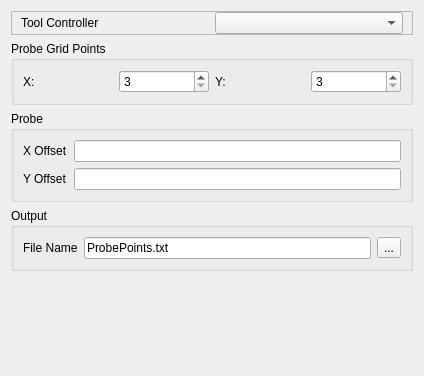
This is src/Mod/CAM/Gui/Resources/panels/PageOpProbeEdit.ui in southseact-3d/fcd as Qt 5 draws it before an edit. The edited form follows.
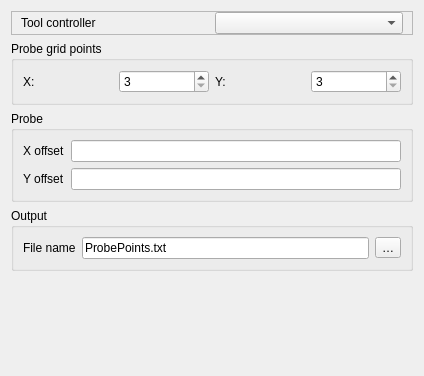
This is the edited form. Custom widgets are drawn as their Qt base class.

Diff of the .ui file:
```diff
--- a/src/Mod/CAM/Gui/Resources/panels/PageOpProbeEdit.ui
+++ b/src/Mod/CAM/Gui/Resources/panels/PageOpProbeEdit.ui
@@ -32,7 +32,7 @@
       <item row="0" column="0">
        <widget class="QLabel" name="label">
         <property name="text">
-         <string>Tool Controller</string>
+         <string>Tool controller</string>
         </property>
        </widget>
       </item>
@@ -49,7 +49,7 @@
    <item>
     <widget class="QGroupBox" name="groupBox_2">
      <property name="title">
-      <string>Probe Grid Points</string>
+      <string>Probe grid points</string>
      </property>
      <layout class="QGridLayout" name="gridLayout_3">
       <item row="0" column="0">
@@ -98,7 +98,7 @@
       <item row="1" column="0">
        <widget class="QLabel" name="label_5">
         <property name="text">
-         <string>X Offset</string>
+         <string>X offset</string>
         </property>
        </widget>
       </item>
@@ -112,7 +112,7 @@
      <item row="2" column="0">
        <widget class="QLabel" name="label_6">
         <property name="text">
-         <string>Y Offset</string>
+         <string>Y offset</string>
         </property>
        </widget>
       </item>
@@ -135,7 +135,7 @@
       <item row="0" column="0">
        <widget class="QLabel" name="label_4">
         <property name="text">
-         <string>File Name</string>
+         <string>File name</string>
         </property>
        </widget>
       </item>
@@ -152,7 +152,7 @@
       <item row="0" column="2">
        <widget class="QToolButton" name="SetOutputFileName">
         <property name="text">
-         <string notr="true">...</string>
+         <string notr="true">…</string>
         </property>
        </widget>
       </item>
```
